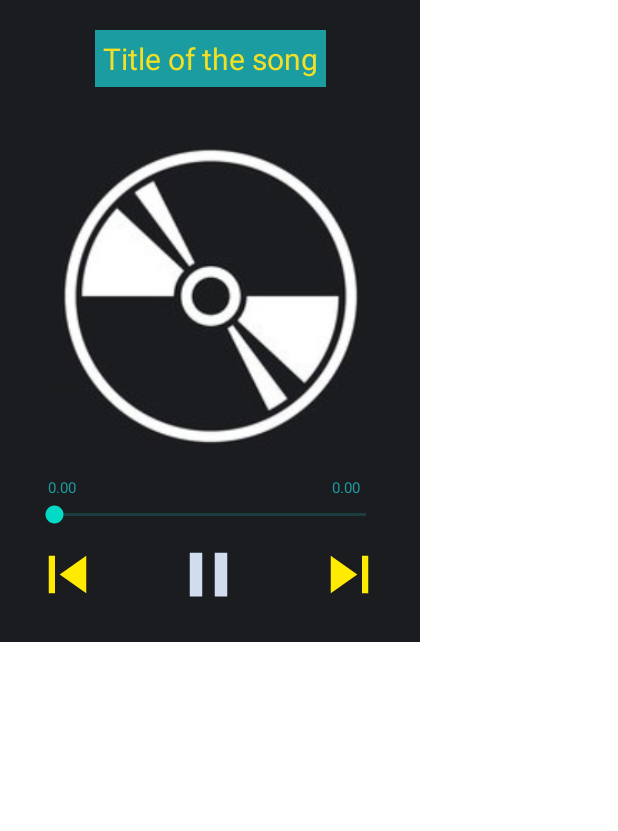
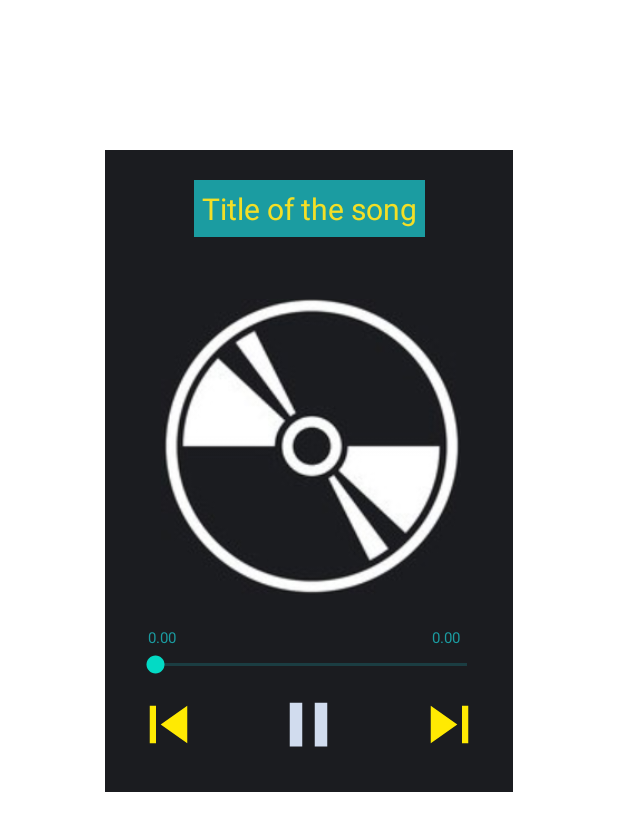
Before and after one commit to LCB2021029-Badri/sensory-music, an Android app: the layout activity_music_player.xml on its own in the app's theme, with its tools: preview values and no code run, on a phone screen of 412 x 824 dp. Shown: the top 831 px of the screen. Run offline under Robolectric (Android 15) with nearby library versions, the phone set to English and light mode, and no system bars.

```diff
--- a/app/src/main/res/layout/activity_music_player.xml
+++ b/app/src/main/res/layout/activity_music_player.xml
@@ -1,13 +1,20 @@
 <?xml version="1.0" encoding="utf-8"?>
-<androidx.constraintlayout.widget.ConstraintLayout xmlns:android="http://schemas.android.com/apk/res/android"
+
+<RelativeLayout xmlns:android="http://schemas.android.com/apk/res/android"
     xmlns:app="http://schemas.android.com/apk/res-auto"
     xmlns:tools="http://schemas.android.com/tools"
-    android:layout_width="280dp"
+    android:layout_marginHorizontal="70dp"
+    android:layout_marginTop="100dp"
+    android:layout_marginBottom="100dp"
+    android:layout_width="match_parent"
     android:layout_height="wrap_content"
     android:padding="20dp"
     android:background="@color/cd"
     tools:context=".MusicPlayerActivity">
 
+    <androidx.constraintlayout.widget.ConstraintLayout
+        android:layout_width="wrap_content"
+        android:layout_height="wrap_content">
     <TextView
         android:id="@+id/song_title"
         android:layout_width="wrap_content"
@@ -66,10 +73,12 @@
         android:layout_height="50dp"
         android:layout_marginTop="8dp"
         android:src="@drawable/icon_pause"
+        app:layout_constraintBottom_toBottomOf="parent"
         app:layout_constraintEnd_toEndOf="@+id/music_icon_big"
         app:layout_constraintHorizontal_bias="0.494"
         app:layout_constraintStart_toStartOf="@+id/music_icon_big"
-        app:layout_constraintTop_toBottomOf="@+id/seek_bar" />
+        app:layout_constraintTop_toBottomOf="@+id/seek_bar"
+        app:layout_constraintVertical_bias="0.0" />
 
     <TextView
         android:id="@+id/total_time"
@@ -100,4 +109,7 @@
         app:layout_constraintBottom_toBottomOf="@+id/pause_play"
         app:layout_constraintStart_toEndOf="@+id/pause_play" />
 
-</androidx.constraintlayout.widget.ConstraintLayout>
+    </androidx.constraintlayout.widget.ConstraintLayout>
+
+
+</RelativeLayout>
```
Also changed, not shown: app/src/main/AndroidManifest.xml (+1 -7 lines), app/src/main/java/com/example/sensorymusic/MainActivity.kt (+16 -10 lines), app/src/main/java/com/example/sensorymusic/MusicPlayerActivity.kt (+14 -0 lines).
